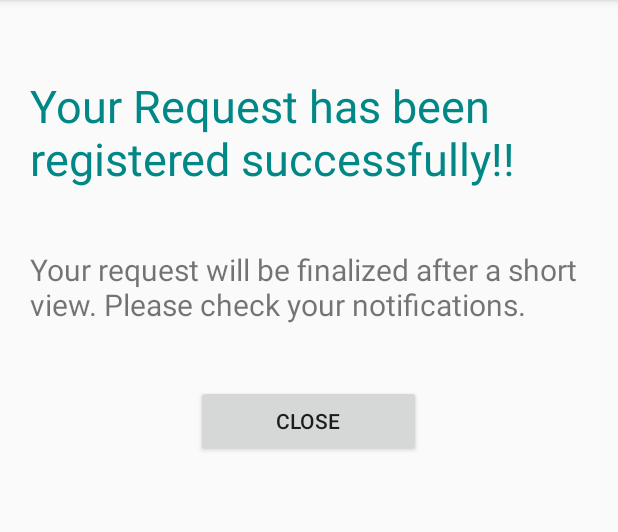
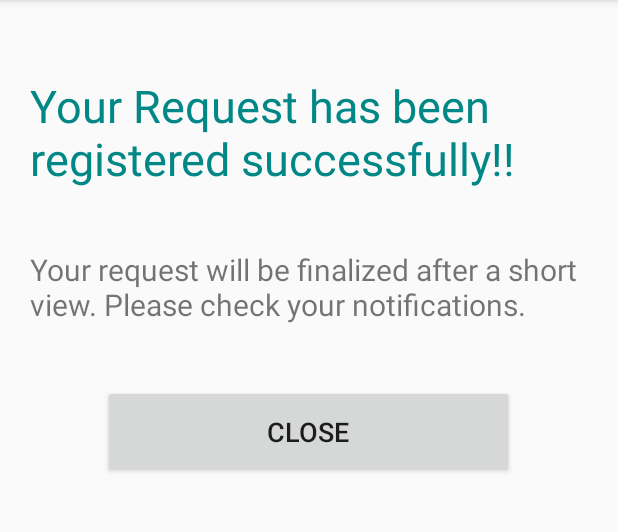
Before and after one commit to RIOlivaresV/car-rental-ranachrita, an Android app: the confirmBookingForCustomer screen opened directly, with no data from a screen before it, on a phone screen of 412 x 824 dp, the part 84-616 px from its top. Run offline under Robolectric (Android 15) with nearby library versions, the phone set to English and light mode, and no system bars.

Commit message:
policy pages

```diff
--- a/app/src/main/java/com/example/carrentalranachrita/Login.java
+++ b/app/src/main/java/com/example/carrentalranachrita/Login.java
@@ -82,6 +82,7 @@ public class Login extends Fragment {
                                 //to decide what is the home view depending of the rol
 //                                 findNavController(view).navigate(R.id.hostProfile);
                                  findNavController(view).navigate(R.id.hostAddCar);
+                                //***findNavController(view).navigate(R.id.carList);
 //                                 findNavController(view).navigate(R.id.hostProfile);
                                 // findNavController(view).navigate(R.id.showListOfCarsAddedByHost);
 //                                findNavController(view).navigate(R.id.carList);
@@ -98,6 +99,7 @@ public class Login extends Fragment {
         Button register = view.findViewById(R.id.btnRegister);
         register.setOnClickListener(v -> {
             findNavController(view).navigate(R.id.registrationFragment);
+
         });
         return view;
     }
--- a/app/src/main/res/layout/activity_confirm_booking_for_customer.xml
+++ b/app/src/main/res/layout/activity_confirm_booking_for_customer.xml
@@ -31,10 +31,11 @@
 
         <Button
             android:id="@+id/CloseBtn"
-            android:layout_width="150dp"
-            android:layout_height="wrap_content"
+            android:layout_width="274dp"
+            android:layout_height="62dp"
             android:layout_gravity="center"
             android:layout_margin="20dp"
-            android:text="@string/CloseBtn" />
+            android:text="@string/CloseBtn"
+            android:textSize="18sp" />
     </LinearLayout>
 </FrameLayout>
--- a/app/src/main/res/layout/activity_customer_policy_page.xml
+++ b/app/src/main/res/layout/activity_customer_policy_page.xml
@@ -96,6 +96,7 @@
                 android:id="@+id/agreeTermsAndConditionsBtn"
                 android:layout_width="wrap_content"
                 android:layout_height="wrap_content"
+                android:minHeight="48dp"
                 android:text="@string/agreeTermsAndConditionsBtn" />
 
             <CheckBox
@@ -103,6 +104,7 @@
                 android:layout_width="wrap_content"
                 android:layout_height="wrap_content"
                 android:layout_marginTop="50dp"
+                android:minHeight="48dp"
                 android:text="@string/understoodTimePolicyBtn" />
         </androidx.cardview.widget.CardView>
 
```
Also changed, not shown: app/src/main/res/layout/fragment_car_detail.xml (+8 -3 lines).
